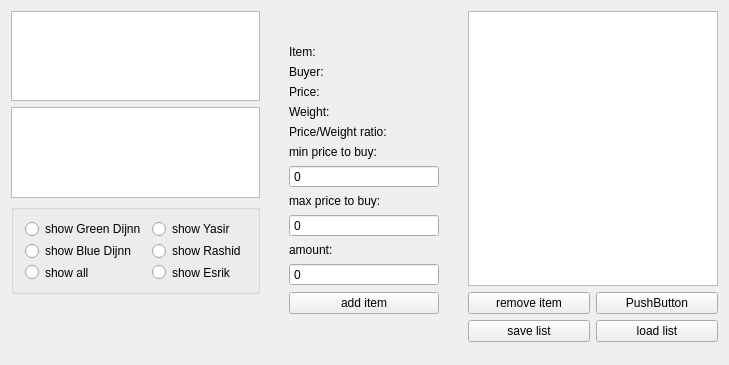
Before: the Qt Designer form sources/Market.ui in Groundy/CrackerJack, drawn with Qt 5.
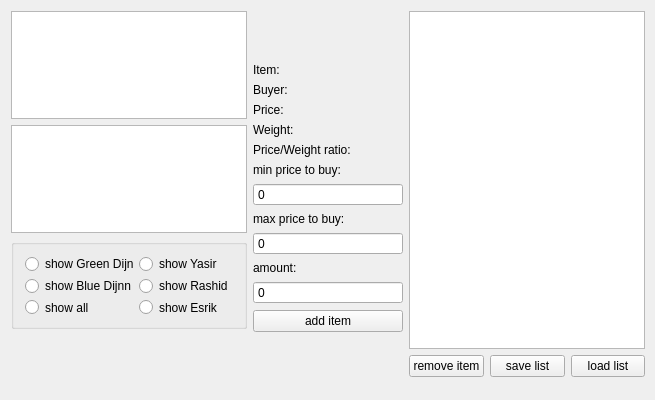
After: the same form once the commit is applied.

Commit message: Poprawa funkcjonalności klasy JsonParser, dokończenie obsługi GUI w klasie Market, uogolnienie wyszukiwania sciezki do tmp folderu

The edit to the form file:
```diff
--- a/sources/Market.ui
+++ b/sources/Market.ui
@@ -6,10 +6,22 @@
    <rect>
     <x>0</x>
     <y>0</y>
-    <width>729</width>
-    <height>365</height>
+    <width>655</width>
+    <height>400</height>
    </rect>
   </property>
+  <property name="minimumSize">
+   <size>
+    <width>655</width>
+    <height>400</height>
+   </size>
+  </property>
+  <property name="maximumSize">
+   <size>
+    <width>655</width>
+    <height>400</height>
+   </size>
+  </property>
   <property name="windowTitle">
    <string>Market</string>
   </property>
@@ -33,6 +45,13 @@
        </item>
        <item row="1" column="6" rowspan="9">
         <layout class="QGridLayout" name="gridLayout_4">
+         <item row="1" column="1">
+          <widget class="QPushButton" name="saveListButton">
+           <property name="text">
+            <string>save list</string>
+           </property>
+          </widget>
+         </item>
          <item row="1" column="0">
           <widget class="QPushButton" name="pushButton">
            <property name="text">
@@ -40,43 +59,29 @@
            </property>
           </widget>
          </item>
-         <item row="2" column="0">
-          <widget class="QPushButton" name="pushButton_3">
+         <item row="1" column="2">
+          <widget class="QPushButton" name="loadListButton">
            <property name="text">
-            <string>save list</string>
+            <string>load list</string>
            </property>
           </widget>
          </item>
-         <item row="1" column="1">
-          <widget class="QPushButton" name="pushButton_2">
-           <property name="text">
-            <string>PushButton</string>
-           </property>
-          </widget>
-         </item>
-         <item row="0" column="0" colspan="2">
+         <item row="0" column="0" colspan="3">
           <widget class="QListWidget" name="listWidget">
            <property name="minimumSize">
             <size>
-             <width>250</width>
+             <width>0</width>
              <height>0</height>
             </size>
            </property>
            <property name="maximumSize">
             <size>
-             <width>250</width>
+             <width>16777215</width>
              <height>16777215</height>
             </size>
            </property>
           </widget>
          </item>
-         <item row="2" column="1">
-          <widget class="QPushButton" name="pushButton_4">
-           <property name="text">
-            <string>load list</string>
-           </property>
-          </widget>
-         </item>
         </layout>
        </item>
        <item row="1" column="4" rowspan="10">
```
Left out of the diff: 53 changed lines with no effect on the pictures. The commit also changes 9 other files.
